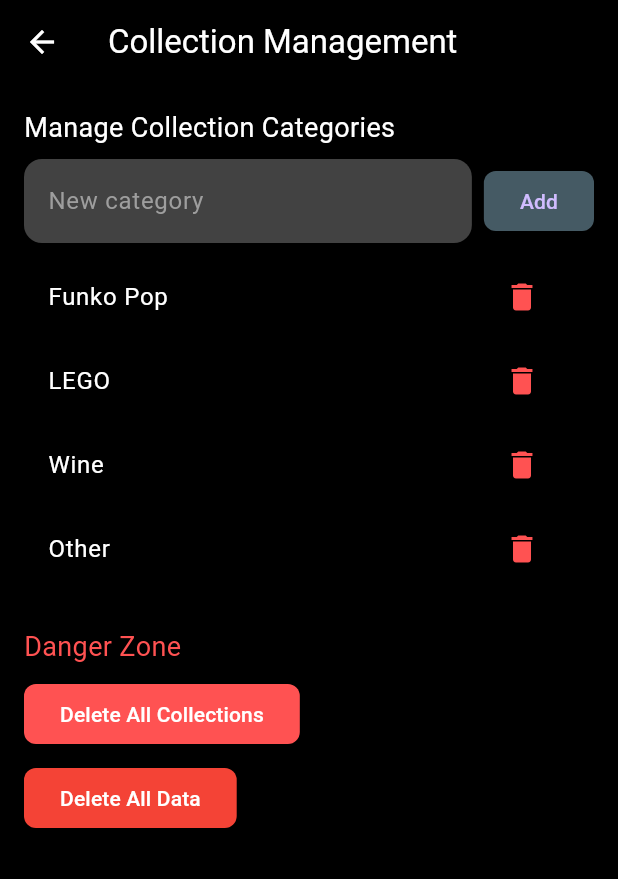
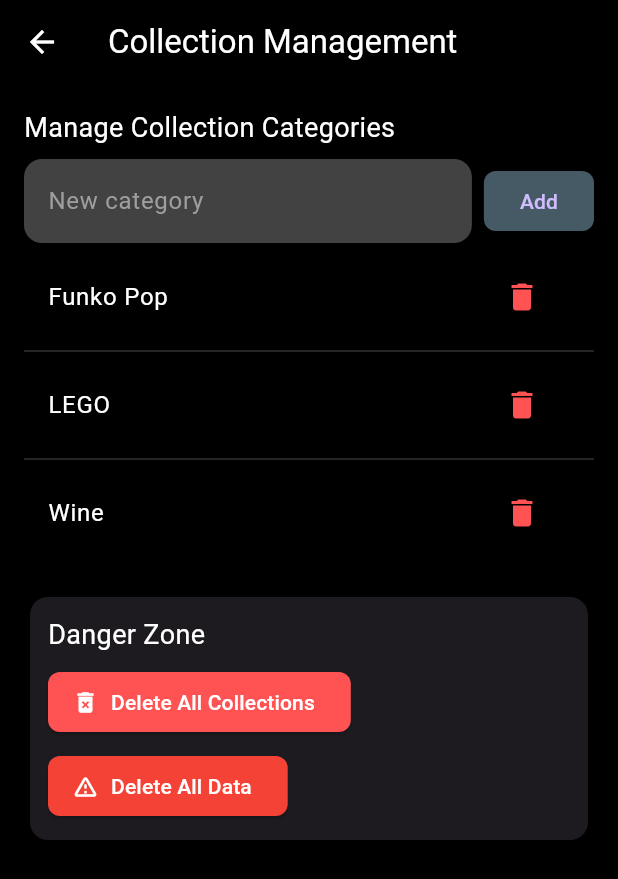
Before and after one commit to Devofure/Accollect, a Flutter app: the CollectionManagementScreen screen opened by its route, on a phone screen of 412 x 824 dp. Shown: the top 879 px of the screen. Run offline on Flutter 3.47's test engine with Material 3 defaults, Android fonts, the phone set to English and light mode, and no system bars; our stand-ins replace cached_network_image, cloud_firestore, firebase_auth, firebase_core, go_router, image_picker; missing offline and left inert: firebase_ui_auth, firebase_ui_oauth_google; accounts and stored records are empty.

Commit message:
some minor UI improvements on the settings collections screen

```diff
--- a/lib/ui/settings/settings_collections_screen.dart
+++ b/lib/ui/settings/settings_collections_screen.dart
@@ -100,10 +100,27 @@ class CollectionManagementScreen extends StatelessWidget {
             ),
           ),
           onPressed: () {
-            if (categoryController.text.isNotEmpty) {
-              viewModel.addCategory(categoryController.text.trim());
+            final newCategory = categoryController.text.trim();
+            if (newCategory.isEmpty) {
+              ScaffoldMessenger.of(context).showSnackBar(
+                const SnackBar(
+                  content: Text("Category name can't be empty"),
+                  backgroundColor: Colors.redAccent,
+                ),
+              );
+              return;
+            }
+            if (viewModel.categories.contains(newCategory)) {
+              ScaffoldMessenger.of(context).showSnackBar(
+                const SnackBar(
+                  content: Text("Category already exists"),
+                  backgroundColor: Colors.orangeAccent,
+                ),
+              );
+              return;
+            }
+            viewModel.addCategory(newCategory);
             categoryController.clear();
-            }
           },
           child: const Text('Add'),
         ),
@@ -112,34 +129,45 @@ class CollectionManagementScreen extends StatelessWidget {
   }
 
   Widget _buildCategoryList(CollectionManagementViewModel viewModel) {
-    return Column(
-      children: viewModel.categories.map((category) {
+    return SizedBox(
+      height: 200,
+      child: ListView.separated(
+        itemCount: viewModel.categories.length,
+        separatorBuilder: (context, index) =>
+            Divider(color: Colors.grey[700], thickness: 0.5),
+        itemBuilder: (context, index) {
+          final category = viewModel.categories[index];
           return ListTile(
             title: Text(category, style: const TextStyle(color: Colors.white)),
             trailing: IconButton(
               icon: const Icon(Icons.delete, color: Colors.redAccent),
-            onPressed: () {
-              viewModel.deleteCategory(category);
+              onPressed: () => viewModel.deleteCategory(category),
+            ),
+          );
         },
       ),
-        );
-      }).toList(),
     );
   }
 
   Widget _buildDangerZone(
       BuildContext context, CollectionManagementViewModel viewModel) {
-    return Column(
+    return Card(
+      //color: Colors.red[900],
+      shape: RoundedRectangleBorder(borderRadius: BorderRadius.circular(12)),
+      child: Padding(
+        padding: const EdgeInsets.all(12),
+        child: Column(
           crossAxisAlignment: CrossAxisAlignment.start,
           children: [
             const Text(
               'Danger Zone',
-          style: TextStyle(color: Colors.redAccent, fontSize: 18),
+              style: TextStyle(color: Colors.white, fontSize: 18),
             ),
             const SizedBox(height: 8),
             _buildDangerButton(
               context,
               title: 'Delete All Collections',
+              icon: Icons.delete_forever,
               color: Colors.redAccent,
               onPressed: () => _showConfirmationDialog(
                 context,
@@ -153,6 +181,7 @@ class CollectionManagementScreen extends StatelessWidget {
             _buildDangerButton(
               context,
               title: 'Delete All Data',
+              icon: Icons.warning_amber_rounded,
               color: Colors.red,
               onPressed: () => _showConfirmationDialog(
                 context,
@@ -163,21 +192,25 @@ class CollectionManagementScreen extends StatelessWidget {
               ),
             ),
           ],
+        ),
+      ),
     );
   }
 
   Widget _buildDangerButton(BuildContext context,
       {required String title,
+      required IconData icon,
       required Color color,
       required VoidCallback onPressed}) {
-    return ElevatedButton(
+    return ElevatedButton.icon(
       style: ElevatedButton.styleFrom(
         backgroundColor: color,
         foregroundColor: Colors.white,
         shape: RoundedRectangleBorder(borderRadius: BorderRadius.circular(8)),
       ),
       onPressed: onPressed,
-      child: Text(title),
+      icon: Icon(icon),
+      label: Text(title),
     );
   }
 
@@ -193,16 +226,24 @@ class CollectionManagementScreen extends StatelessWidget {
           title: Text(title, style: const TextStyle(color: Colors.white)),
           content: Text(content, style: const TextStyle(color: Colors.grey)),
           actions: [
-            TextButton(
+            ElevatedButton(
+              style: ElevatedButton.styleFrom(
+                backgroundColor: Colors.grey[700],
+              ),
               onPressed: () => Navigator.of(context).pop(),
-              child: const Text('Cancel', style: TextStyle(color: Colors.grey)),
+              child:
+                  const Text('Cancel', style: TextStyle(color: Colors.white)),
             ),
-            TextButton(
+            ElevatedButton(
+              style: ElevatedButton.styleFrom(
+                backgroundColor: Colors.red,
+              ),
               onPressed: () {
                 onConfirm();
                 Navigator.of(context).pop();
               },
-              child: const Text('Confirm', style: TextStyle(color: Colors.red)),
+              child:
+                  const Text('Confirm', style: TextStyle(color: Colors.white)),
             ),
           ],
         );
```
Lines whose indentation alone changed are shown as unchanged.
